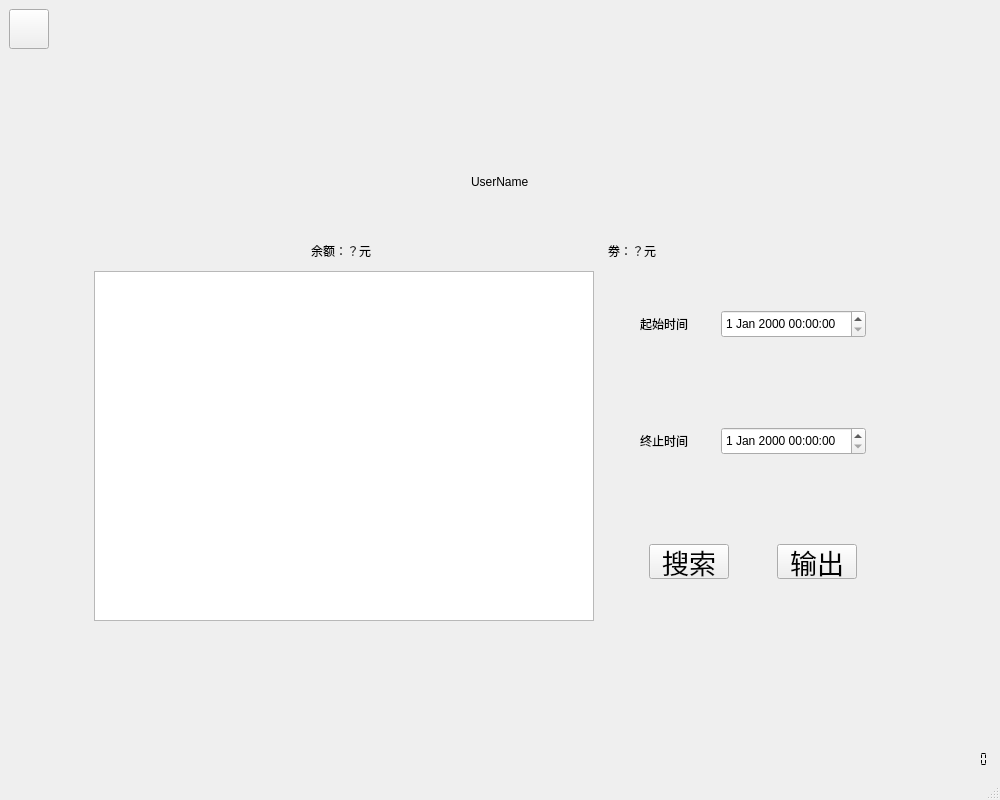
Old version of the form usersearchwindow.ui in the repository liuweiky/CCIMS.
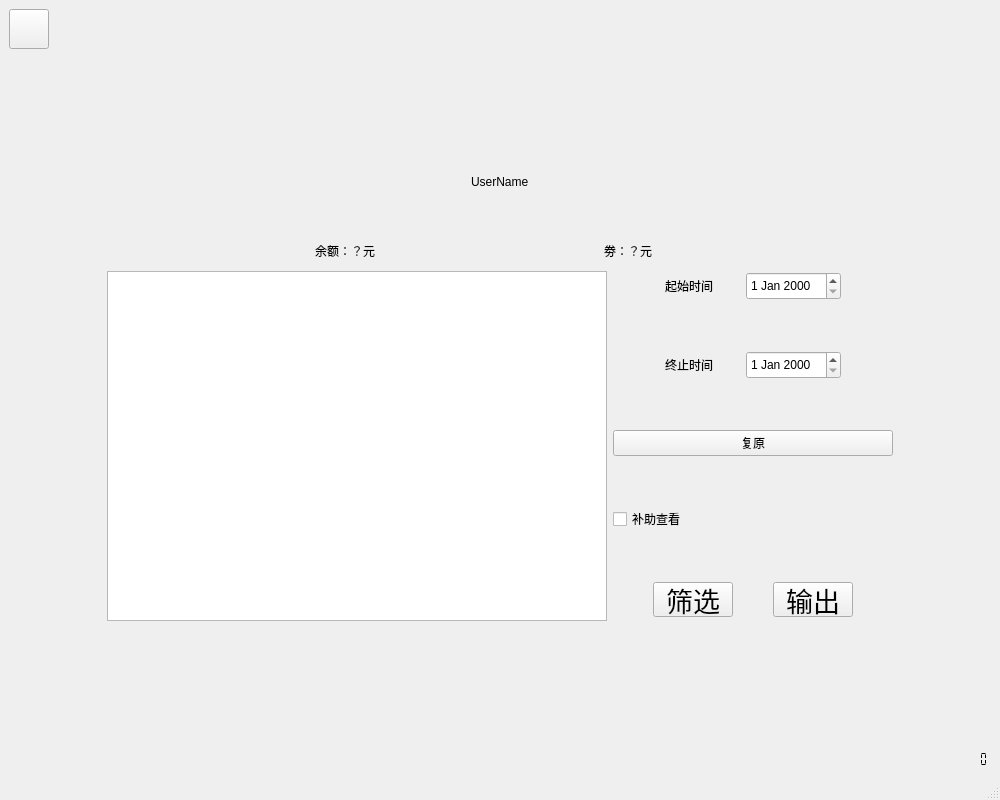
New version of the form. Icons and pictures are not drawn.

Diff of the .ui file:
```diff
--- a/usersearchwindow.ui
+++ b/usersearchwindow.ui
@@ -266,6 +266,20 @@
           <property name="verticalSpacing">
            <number>50</number>
           </property>
+          <item row="3" column="0">
+           <widget class="QCheckBox" name="SubsidyCheck">
+            <property name="text">
+             <string>补助查看</string>
+            </property>
+           </widget>
+          </item>
+          <item row="2" column="0">
+           <widget class="QPushButton" name="ResetButton">
+            <property name="text">
+             <string>复原</string>
+            </property>
+           </widget>
+          </item>
           <item row="1" column="0">
            <layout class="QHBoxLayout" name="horizontalLayout_6">
             <item>
@@ -298,7 +312,7 @@
              </widget>
             </item>
             <item>
-             <widget class="QDateTimeEdit" name="FinishTime">
+             <widget class="QDateEdit" name="FinishDateEdit">
               <property name="minimumSize">
                <size>
                 <width>0</width>
@@ -328,7 +342,7 @@
             </item>
            </layout>
           </item>
-          <item row="2" column="0">
+          <item row="4" column="0">
            <layout class="QHBoxLayout" name="horizontalLayout_7">
             <item>
              <spacer name="horizontalSpacer_11">
@@ -370,7 +384,7 @@
                <string notr="true">font: 20pt &quot;.SF NS Text&quot;;</string>
               </property>
               <property name="text">
-               <string>搜索</string>
+               <string>筛选</string>
               </property>
              </widget>
             </item>
@@ -465,7 +479,7 @@
              </widget>
             </item>
             <item>
-             <widget class="QDateTimeEdit" name="StartTime">
+             <widget class="QDateEdit" name="StartDateEdit">
               <property name="minimumSize">
                <size>
                 <width>0</width>
```
Left out of the diff: 8 changed lines with no effect on the pictures.
